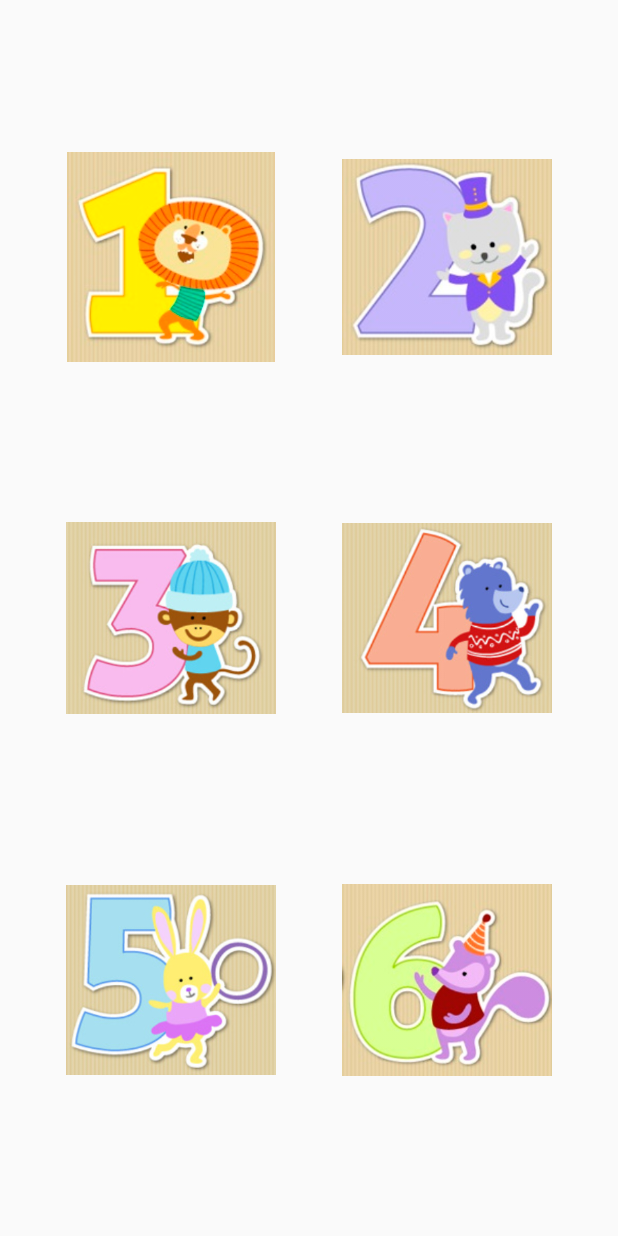
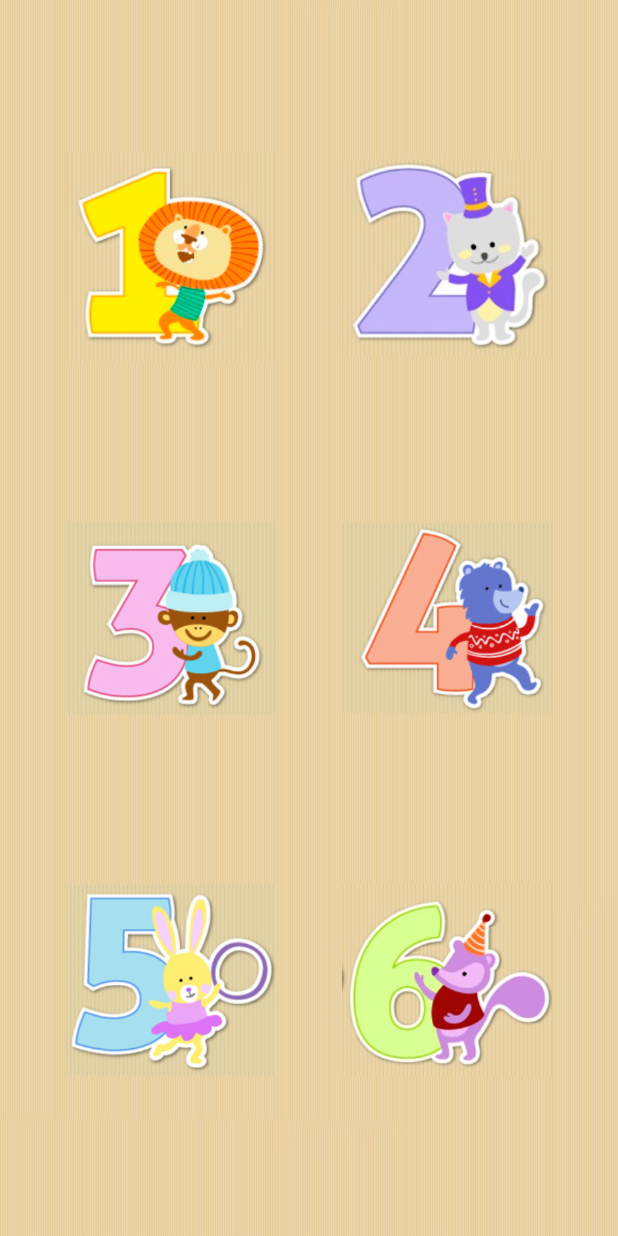
Before and after one commit to andersprenger/brincation, an Android app: the layout fragment_numeros.xml on its own in the app's theme, with its tools: preview values and no code run, on a phone screen of 412 x 824 dp. Run offline under Robolectric (Android 15) with nearby library versions, the phone set to English and light mode, and no system bars.

Commit message:
um import a menos, mudei uns background...

```diff
--- a/app/src/main/java/br/poa/sprenger/brincation/MainActivity.java
+++ b/app/src/main/java/br/poa/sprenger/brincation/MainActivity.java
@@ -1,7 +1,6 @@
 package br.poa.sprenger.brincation;
 
 import androidx.appcompat.app.AppCompatActivity;
-import androidx.fragment.app.FragmentTransaction;
 import androidx.viewpager.widget.ViewPager;
 
 import android.os.Bundle;
--- a/app/src/main/res/layout/activity_main.xml
+++ b/app/src/main/res/layout/activity_main.xml
@@ -5,8 +5,7 @@
     android:layout_width="match_parent"
     android:layout_height="match_parent"
     android:orientation="vertical"
-    tools:context=".MainActivity"
-    android:background="@drawable/segundo_fundo">
+    tools:context=".MainActivity">
 
     <com.ogaclejapan.smarttablayout.SmartTabLayout
         android:id="@+id/viewPageTab"
--- a/app/src/main/res/layout/fragment_bichos.xml
+++ b/app/src/main/res/layout/fragment_bichos.xml
@@ -5,7 +5,8 @@
     android:layout_width="match_parent"
     android:layout_height="match_parent"
     android:padding="25dp"
-    tools:context=".ui.bichos.BichosFragment">
+    tools:context=".ui.bichos.BichosFragment"
+    android:background="@color/background_bichos">
 
     <ImageView
         android:id="@+id/cachorro"
--- a/app/src/main/res/layout/fragment_numeros.xml
+++ b/app/src/main/res/layout/fragment_numeros.xml
@@ -4,12 +4,14 @@
     xmlns:tools="http://schemas.android.com/tools"
     android:layout_width="match_parent"
     android:layout_height="match_parent"
-    tools:context=".ui.numeros.NumerosFragment">
+    tools:context=".ui.numeros.NumerosFragment"
+    android:background="@drawable/segundo_fundo">
 
     <ImageView
         android:id="@+id/numeroUm"
         android:layout_width="140dp"
         android:layout_height="140dp"
+        android:backgroundTint="#00FFFFFF"
         android:src="@drawable/um"
         app:layout_constraintBottom_toTopOf="@+id/numeroTres"
         app:layout_constraintEnd_toStartOf="@+id/numeroDois"
@@ -21,6 +23,7 @@
         android:id="@+id/numeroDois"
         android:layout_width="140dp"
         android:layout_height="140dp"
+        android:backgroundTint="#00FFFFFF"
         android:src="@drawable/dois"
         app:layout_constraintBottom_toTopOf="@+id/numeroQuatro"
         app:layout_constraintEnd_toEndOf="parent"
@@ -32,6 +35,7 @@
         android:id="@+id/numeroTres"
         android:layout_width="140dp"
         android:layout_height="140dp"
+        android:backgroundTint="#00FFFFFF"
         android:src="@drawable/tres"
         app:layout_constraintBottom_toTopOf="@+id/numeroCinco"
         app:layout_constraintEnd_toStartOf="@+id/numeroQuatro"
@@ -43,6 +47,7 @@
         android:id="@+id/numeroQuatro"
         android:layout_width="140dp"
         android:layout_height="140dp"
+        android:backgroundTint="#00FFFFFF"
         android:src="@drawable/quatro"
         app:layout_constraintBottom_toTopOf="@+id/numeroSeis"
         app:layout_constraintEnd_toEndOf="parent"
@@ -54,6 +59,7 @@
         android:id="@+id/numeroCinco"
         android:layout_width="140dp"
         android:layout_height="140dp"
+        android:backgroundTint="#00FFFFFF"
         android:src="@drawable/cinco"
         app:layout_constraintBottom_toBottomOf="parent"
         app:layout_constraintEnd_toStartOf="@+id/numeroSeis"
@@ -65,6 +71,7 @@
         android:id="@+id/numeroSeis"
         android:layout_width="140dp"
         android:layout_height="140dp"
+        android:backgroundTint="#00FFFFFF"
         android:src="@drawable/seis"
         app:layout_constraintBottom_toBottomOf="parent"
         app:layout_constraintEnd_toEndOf="parent"
--- a/app/src/main/res/values/colors.xml
+++ b/app/src/main/res/values/colors.xml
@@ -1,6 +1,7 @@
 <?xml version="1.0" encoding="utf-8"?>
 <resources>
-    <color name="colorPrimary">#cc6f47</color>
-    <color name="colorPrimaryDark">#a35838</color>
-    <color name="colorAccent">#d17d59</color>
+    <color name="colorPrimary">#795548</color>
+    <color name="colorPrimaryDark">#5D4037</color>
+    <color name="colorAccent">#A06451</color>
+    <color name="background_bichos">#f5e9b9</color>
 </resources>
```
